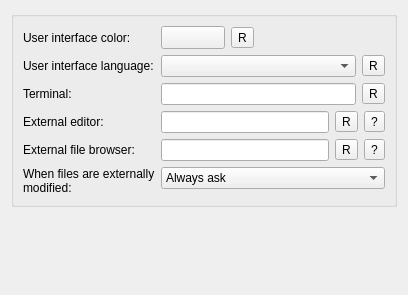
Qt form src/plugins/coreplugin/generalsettings.ui (qt-creator/qt-creator) before a commit.
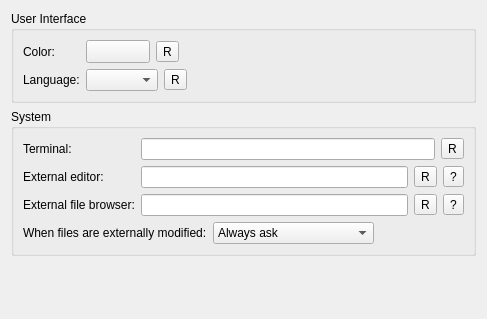
The same form after that commit. Icons and pictures are not drawn. Custom widgets are drawn as their Qt base class.

Commit message: Improved the layout of the General Settings pane somewhat

What changed in the file:
```diff
--- a/src/plugins/coreplugin/generalsettings.ui
+++ b/src/plugins/coreplugin/generalsettings.ui
@@ -6,24 +6,21 @@
    <rect>
     <x>0</x>
     <y>0</y>
-    <width>408</width>
-    <height>295</height>
+    <width>487</width>
+    <height>319</height>
    </rect>
   </property>
   <layout class="QVBoxLayout" name="verticalLayout">
    <item>
-    <widget class="QGroupBox" name="groupBox">
-     <layout class="QFormLayout" name="formLayout">
-      <property name="fieldGrowthPolicy">
-       <enum>QFormLayout::AllNonFixedFieldsGrow</enum>
-      </property>
-      <property name="rowWrapPolicy">
-       <enum>QFormLayout::WrapLongRows</enum>
-      </property>
+    <widget class="QGroupBox" name="groupBox_2">
+     <property name="title">
+      <string>User Interface</string>
+     </property>
+     <layout class="QGridLayout" name="gridLayout_2">
       <item row="0" column="0">
        <widget class="QLabel" name="colorLabel">
         <property name="text">
-         <string>User interface color:</string>
+         <string>Color:</string>
         </property>
         <property name="buddy">
          <cstring>colorButton</cstring>
@@ -80,14 +77,66 @@
         </item>
        </layout>
       </item>
-      <item row="3" column="0">
+      <item row="1" column="0">
+       <widget class="QLabel" name="languageLabel">
+        <property name="text">
+         <string>Language:</string>
+        </property>
+       </widget>
+      </item>
+      <item row="1" column="1">
+       <layout class="QHBoxLayout" name="horizontalLayout_3">
+        <item>
+         <widget class="QComboBox" name="languageBox"/>
+        </item>
+        <item>
+         <widget class="QToolButton" name="resetLanguageButton">
+          <property name="toolTip">
+           <string>Reset to default</string>
+          </property>
+          <property name="text">
+           <string>R</string>
+          </property>
+          <property name="icon">
+           <iconset resource="core.qrc">
+            <normaloff>:/core/images/reset.png</normaloff>:/core/images/reset.png</iconset>
+          </property>
+         </widget>
+        </item>
+        <item>
+         <spacer name="horizontalSpacer_2">
+          <property name="orientation">
+           <enum>Qt::Horizontal</enum>
+          </property>
+          <property name="sizeHint" stdset="0">
+           <size>
+            <width>40</width>
+            <height>20</height>
+           </size>
+          </property>
+         </spacer>
+        </item>
+       </layout>
+      </item>
+     </layout>
+    </widget>
+   </item>
+   <item>
+    <widget class="QGroupBox" name="groupBox">
+     <property name="title">
+      <string>System</string>
+     </property>
+     <layout class="QVBoxLayout" name="verticalLayout_2">
+      <item>
+       <layout class="QGridLayout" name="gridLayout">
+        <item row="0" column="0">
        <widget class="QLabel" name="terminalLabel">
         <property name="text">
          <string>Terminal:</string>
         </property>
        </widget>
       </item>
-      <item row="3" column="1">
+        <item row="0" column="1">
        <layout class="QHBoxLayout" name="terminalHorizontalLayout">
         <item>
          <widget class="QLineEdit" name="terminalEdit"/>
@@ -108,14 +157,14 @@
         </item>
        </layout>
       </item>
-      <item row="4" column="0">
+        <item row="1" column="0">
        <widget class="QLabel" name="editorLabel">
         <property name="text">
          <string>External editor:</string>
         </property>
        </widget>
       </item>
-      <item row="4" column="1">
+        <item row="1" column="1">
        <layout class="QHBoxLayout" name="editorHorizontalLayout">
         <item>
          <widget class="QLineEdit" name="externalEditorEdit"/>
@@ -143,31 +192,54 @@
         </item>
        </layout>
       </item>
-      <item row="5" column="0">
+        <item row="2" column="0">
        <widget class="QLabel" name="externalFileBrowserLabel">
         <property name="text">
          <string>External file browser:</string>
         </property>
        </widget>
       </item>
-      <item row="6" column="0">
+        <item row="2" column="1">
+         <layout class="QHBoxLayout" name="horizontalLayout">
+          <item>
+           <widget class="QLineEdit" name="externalFileBrowserEdit"/>
+          </item>
+          <item>
+           <widget class="QToolButton" name="resetFileBrowserButton">
+            <property name="toolTip">
+             <string>Reset to default</string>
+            </property>
+            <property name="text">
+             <string>R</string>
+            </property>
+            <property name="icon">
+             <iconset resource="core.qrc">
+              <normaloff>:/core/images/reset.png</normaloff>:/core/images/reset.png</iconset>
+            </property>
+           </widget>
+          </item>
+          <item>
+           <widget class="QToolButton" name="helpExternalFileBrowserButton">
+            <property name="text">
+             <string>?</string>
+            </property>
+           </widget>
+          </item>
+         </layout>
+        </item>
+       </layout>
+      </item>
+      <item>
+       <layout class="QHBoxLayout" name="horizontalLayout_2">
+        <item>
        <widget class="QLabel" name="modifiedLabel">
         <property name="text">
          <string>When files are externally modified:</string>
         </property>
-        <property name="wordWrap">
-         <bool>true</bool>
-        </property>
-       </widget>
-      </item>
-      <item row="6" column="1">
+         </widget>
+        </item>
+        <item>
        <widget class="QComboBox" name="reloadBehavior">
-        <property name="sizePolicy">
-         <sizepolicy hsizetype="MinimumExpanding" vsizetype="Fixed">
-          <horstretch>0</horstretch>
-          <verstretch>0</verstretch>
-         </sizepolicy>
-        </property>
         <property name="currentIndex">
          <number>0</number>
         </property>
@@ -188,63 +260,18 @@
         </item>
        </widget>
       </item>
-      <item row="5" column="1">
-       <layout class="QHBoxLayout" name="horizontalLayout">
         <item>
-         <layout class="QHBoxLayout" name="horizontalLayout_2">
-          <item>
-           <widget class="QLineEdit" name="externalFileBrowserEdit"/>
-          </item>
-          <item>
-           <widget class="QToolButton" name="resetFileBrowserButton">
-            <property name="toolTip">
-             <string>Reset to default</string>
-            </property>
-            <property name="text">
-             <string>R</string>
-            </property>
-            <property name="icon">
-             <iconset resource="core.qrc">
-              <normaloff>:/core/images/reset.png</normaloff>:/core/images/reset.png</iconset>
-            </property>
-           </widget>
-          </item>
-          <item>
-           <widget class="QToolButton" name="helpExternalFileBrowserButton">
-            <property name="text">
-             <string>?</string>
-            </property>
-           </widget>
-          </item>
-         </layout>
-        </item>
-       </layout>
-      </item>
-      <item row="2" column="0">
-       <widget class="QLabel" name="languageLabel">
-        <property name="text">
-         <string>User interface language:</string>
-        </property>
-       </widget>
-      </item>
-      <item row="2" column="1">
-       <layout class="QHBoxLayout" name="horizontalLayout_3">
-        <item>
-         <widget class="QComboBox" name="languageBox"/>
-        </item>
-        <item>
-         <widget class="QToolButton" name="resetLanguageButton">
-          <property name="toolTip">
-           <string>Reset to default</string>
-          </property>
-          <property name="text">
-           <string>R</string>
-          </property>
-          <property name="icon">
-           <iconset resource="core.qrc">
-            <normaloff>:/core/images/reset.png</normaloff>:/core/images/reset.png</iconset>
-          </property>
-         </widget>
+         <spacer name="horizontalSpacer_3">
+          <property name="orientation">
+           <enum>Qt::Horizontal</enum>
+          </property>
+          <property name="sizeHint" stdset="0">
+           <size>
+            <width>40</width>
+            <height>20</height>
+           </size>
+          </property>
+         </spacer>
         </item>
        </layout>
       </item>
@@ -259,7 +286,7 @@
      <property name="sizeHint" stdset="0">
       <size>
        <width>20</width>
-       <height>111</height>
+       <height>30</height>
       </size>
      </property>
     </spacer>
```
Left out of the diff: 2 changed lines with no effect on the pictures. Lines whose indentation alone changed are shown as unchanged.
